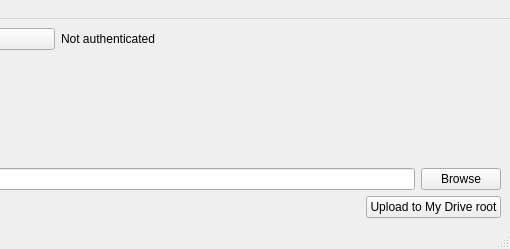
Old version of the form examples/files/ui/main.ui in the repository KDE/libkgapi; both pictures show x 395 to 905 and y 0 to 249 of the 905 by 249 pixel window.
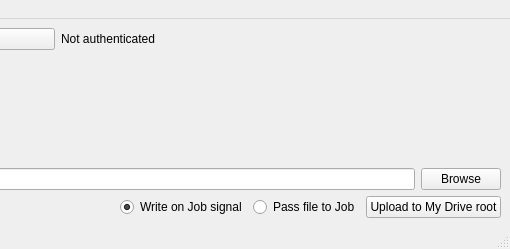
New version of the form.

Commit message: Add QIODevice API to FileAbstractResumableJob for reading all chunks of a device instead of asking for data via signal.

What changed in the file:
```diff
--- a/examples/files/ui/main.ui
+++ b/examples/files/ui/main.ui
@@ -86,6 +86,23 @@
         </property>
        </spacer>
       </item>
+      <item>
+       <widget class="QRadioButton" name="writeOnSignalRadioButton">
+        <property name="text">
+         <string>Write on Job signal</string>
+        </property>
+        <property name="checked">
+         <bool>true</bool>
+        </property>
+       </widget>
+      </item>
+      <item>
+       <widget class="QRadioButton" name="passFileToJobRadioButton">
+        <property name="text">
+         <string>Pass file to Job</string>
+        </property>
+       </widget>
+      </item>
       <item>
        <widget class="QPushButton" name="uploadButton">
         <property name="text">
```
The commit also changes 7 other files.
